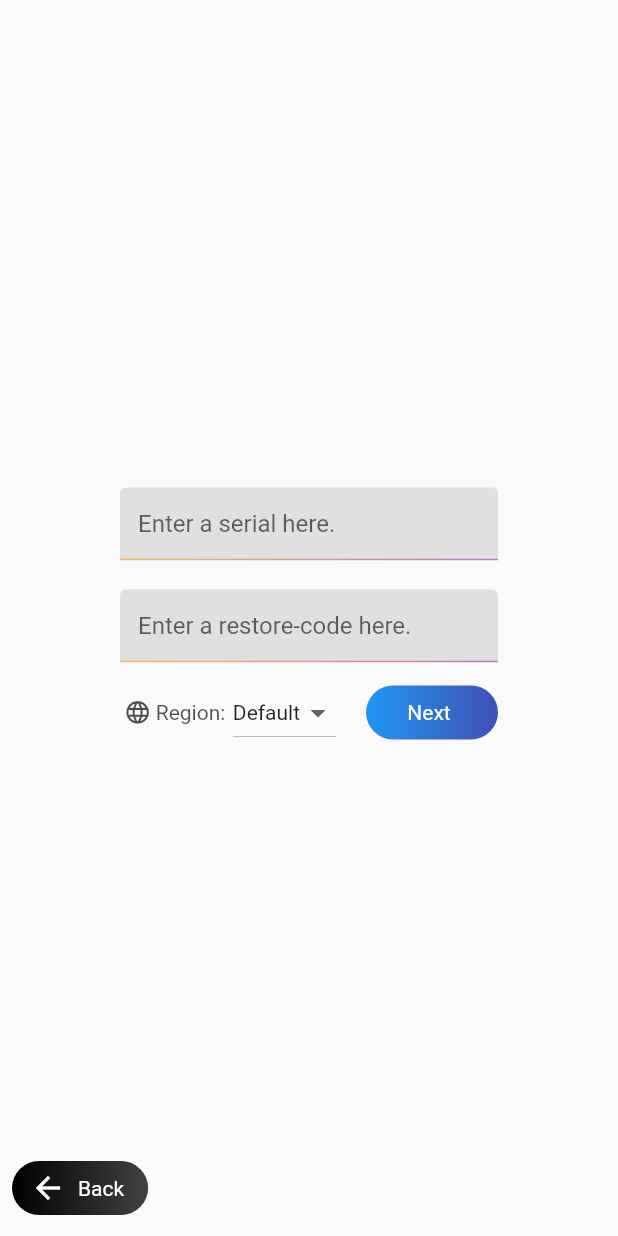
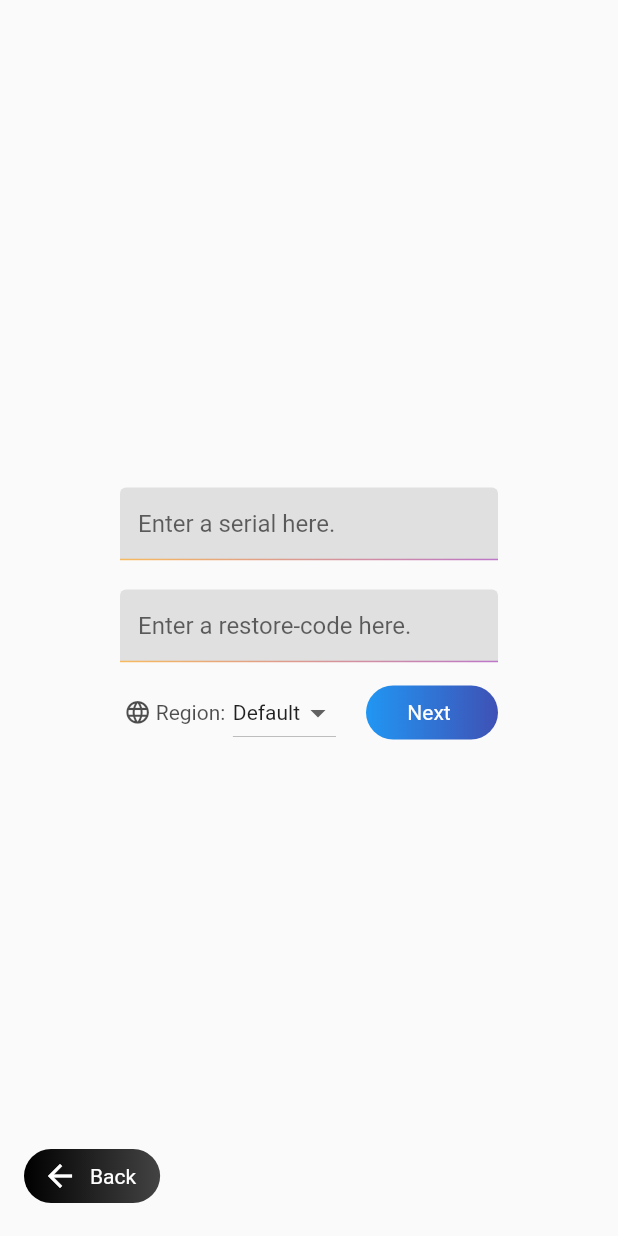
Before and after one commit to connectety/bma_desktop_setup, a Flutter app: the RecoverAuthPage screen opened directly, on a phone screen of 412 x 824 dp. Run offline on Flutter 3.47's test engine with Material 2 defaults, Android fonts, the phone set to English and light mode, and no system bars; our stand-ins replace qr_flutter; missing offline and left inert: base32, pointycastle.

Commit message:
introduce factory for back button.

```diff
--- a/lib/screens/recover_auth_screen.dart
+++ b/lib/screens/recover_auth_screen.dart
@@ -73,21 +73,8 @@ class RecoverAuthPage extends StatelessWidget {
   @override
   Widget build(BuildContext context) {
     return Scaffold(
-      bottomSheet: Padding(
-        padding: const EdgeInsets.all(8),
-        child: GradientButton.icon(
-          onPressed: () => Navigator.pop(context),
-          gradient: LinearGradient(colors: <Color>[
-            Colors.black,
-            Colors.grey[800]!,
-          ]),
-          icon: const Icon(Icons.arrow_back, color: Colors.white),
-          label: const Text(
-            'Back',
-            style: TextStyle(color: Colors.white),
-          ),
-        ),
-      ),
+      floatingActionButtonLocation: FloatingActionButtonLocation.startFloat,
+      floatingActionButton: backBtnFactory(context),
       body: Padding(
         padding: const EdgeInsets.all(80),
         child: Form(
--- a/lib/widgets/gradient_btn.dart
+++ b/lib/widgets/gradient_btn.dart
@@ -52,3 +52,18 @@ class GradientButton extends StatelessWidget {
     );
   }
 }
+
+Widget backBtnFactory(BuildContext context) {
+  return GradientButton.icon(
+    onPressed: () => Navigator.pop(context),
+    gradient: const LinearGradient(colors: <Color>[
+      Color(0xff000000),
+      Color(0xff434343),
+    ]),
+    icon: const Icon(Icons.arrow_back, color: Colors.white),
+    label: const Text(
+      'Back',
+      style: TextStyle(color: Colors.white),
+    ),
+  );
+}
```
Also changed, not shown: lib/screens/auth_info_screen.dart (+2 -15 lines).
